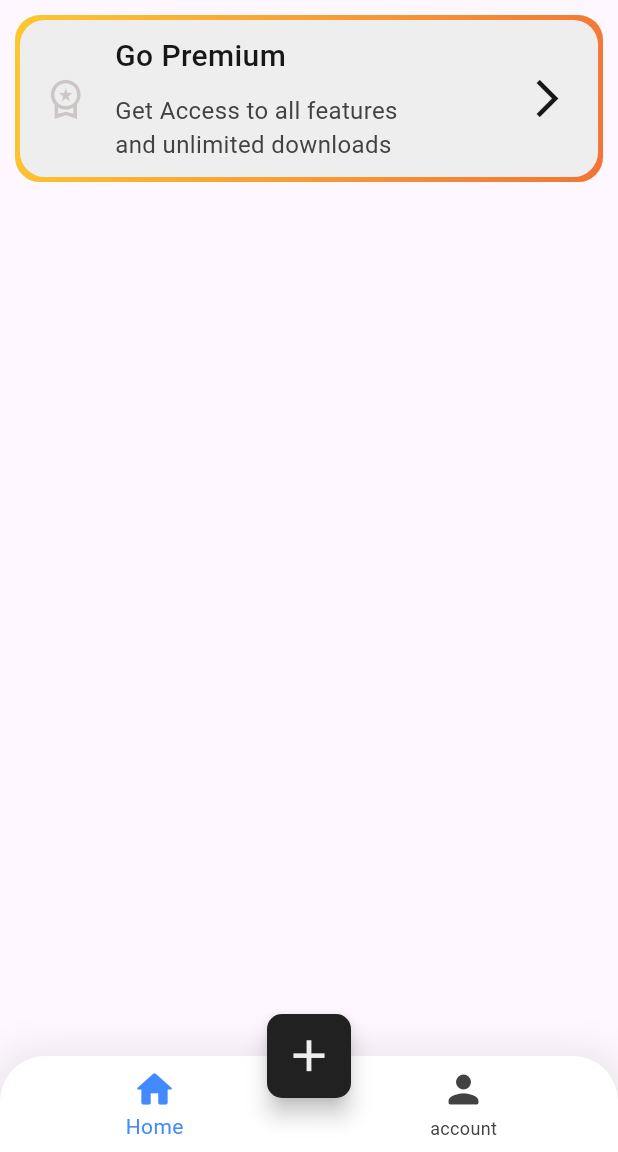
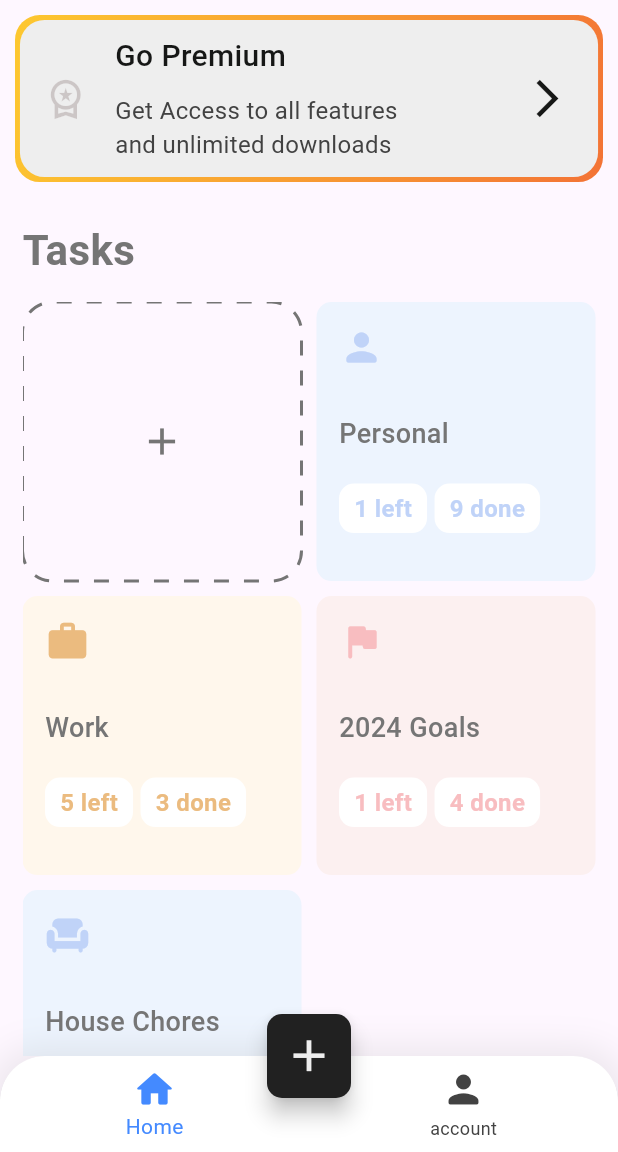
Before and after one commit to fatima-ali97/task-management-system, a Flutter app: the screen it shows after launch, on a phone screen of 412 x 824 dp, the part 84-1236 px from its top. Run offline on Flutter 3.47's test engine with Material 3 defaults, Android fonts, the phone set to English and light mode, and no system bars; drawn by our look-alikes of dotted_border.

Commit message:
body updated

```diff
--- /dev/null
+++ b/lib/models/Task_model.dart
@@ -0,0 +1,73 @@
+import 'package:flutter/material.dart';
+import 'package:task_management_system/widgets/constant.dart';
+
+class Task {
+  IconData? icon;
+  String? title;
+  Color? bgColor;
+  Color? iconColor;
+  Color? btnColor;
+
+  num? left;
+  num? done;
+
+  bool isLast;
+  Task(
+      {this.icon,
+      this.title,
+      this.bgColor,
+      this.iconColor,
+      this.btnColor,
+      this.left,
+      this.done,
+      this.isLast = false});
+  static List<Task> generateTasks() {
+    return [
+      Task(
+          icon: Icons.person_rounded,
+          title: 'Personal',
+          bgColor: KBlueLight,
+          iconColor: KBlueDark,
+          btnColor: KBlue,
+          left: 3,
+          done: 7,
+          isLast: true),
+      Task(
+          icon: Icons.person_rounded,
+          title: 'Personal',
+          bgColor: KBlueLight,
+          iconColor: KBlueDark,
+          btnColor: KBlue,
+          left: 1,
+          done: 9,
+          isLast: false),
+      Task(
+          icon: Icons.work,
+          title: 'Work',
+          bgColor: KYellowLight,
+          iconColor: KYellowDark,
+          btnColor: KYellow,
+          left: 5,
+          done: 3,
+          isLast: false),
+      Task(
+          icon: Icons.flag_rounded,
+          title: '2024 Goals',
+          bgColor: KRedLight,
+          iconColor: KRedDark,
+          btnColor: KRed,
+          left: 1,
+          done: 4,
+          isLast: false),
+      Task(
+          icon: Icons.chair_rounded,
+          title: 'House Chores',
+          bgColor: KBlueLight,
+          iconColor: KBlueDark,
+          btnColor: KBlue,
+          left: 8,
+          done: 2,
+          isLast: false)
+    ];
+  }
+}
--- a/lib/screens/home_page.dart
+++ b/lib/screens/home_page.dart
@@ -2,6 +2,7 @@
 import 'package:task_management_system/screens/profile_page.dart';
 import 'package:task_management_system/widgets/constant.dart';
 import 'package:task_management_system/widgets/premium.dart';
+import 'package:task_management_system/widgets/tasks.dart';
 
 class Home extends StatefulWidget {
   const Home({
@@ -135,13 +136,24 @@
 
   @override
   Widget build(BuildContext context) {
-    return const Column(
+    return Column(
       crossAxisAlignment: CrossAxisAlignment.start,
       children: [
-        Padding(
+        const Padding(
           padding: EdgeInsets.all(10.0),
           child: GoPremium(),
         ),
+        Container(
+          padding: const EdgeInsets.all(15),
+          child: Text(
+            'Tasks',
+            style: TextStyle(
+                fontSize: 28,
+                color: Colors.grey.shade600,
+                fontWeight: FontWeight.bold),
+          ),
+        ),
+        Expanded(child: Tasks())
       ],
     );
   }
--- /dev/null
+++ b/lib/widgets/tasks.dart
@@ -0,0 +1,106 @@
+import 'package:dotted_border/dotted_border.dart';
+import 'package:flutter/material.dart';
+import 'package:task_management_system/models/Task_model.dart';
+import 'package:task_management_system/widgets/constant.dart';
+
+class Tasks extends StatelessWidget {
+  final taskList = Task.generateTasks();
+
+  Tasks({super.key});
+
+  @override
+  Widget build(BuildContext context) {
+    return Container(
+        padding: const EdgeInsets.symmetric(horizontal: 15),
+        child: GridView.builder(
+          gridDelegate: const SliverGridDelegateWithFixedCrossAxisCount(
+              crossAxisCount: 2, mainAxisSpacing: 10, crossAxisSpacing: 10),
+          itemBuilder: (context, index) => taskList[index].isLast
+              ? _buildAddTask()
+              : _buildTask(context, taskList[index]),
+          itemCount: taskList.length,
+        ));
+  }
+}
+
+Widget _buildAddTask() {
+  return DottedBorder(
+    borderType: BorderType.RRect,
+    radius: const Radius.circular(20),
+    color: Colors.grey.shade600,
+    strokeWidth: 2,
+    dashPattern: const [10, 10],
+    child: Center(
+      child: Icon(
+        Icons.add,
+        size: 30,
+        color: Colors.grey.shade600,
+      ),
+    ),
+  );
+}
+
+Widget _buildTask(BuildContext context, Task taskList) {
+  return GestureDetector(
+    onTap: () {
+      Navigator.push(
+        context,
+        MaterialPageRoute(
+          builder: (context) => Container(), //DetailPage(taskList)
+        ),
+      );
+    },
+    child: Container(
+      padding: EdgeInsets.all(15),
+      decoration: BoxDecoration(
+          color: taskList.bgColor, borderRadius: BorderRadius.circular(10)),
+      child: Column(
+        crossAxisAlignment: CrossAxisAlignment.start,
+        children: [
+          Icon(
+            taskList.icon,
+            color: taskList.iconColor,
+            size: 30,
+          ),
+          const SizedBox(
+            height: 30,
+          ),
+          Text(
+            taskList.title.toString(),
+            style: TextStyle(
+                color: Colors.grey[600],
+                fontSize: 18,
+                fontWeight: FontWeight.w500),
+          ),
+          const SizedBox(
+            height: 20,
+          ),
+          Row(
+            children: [
+              _buildTaskStatus(
+                  KWhite, taskList.iconColor!, '${taskList.left} left'),
+              const SizedBox(
+                width: 5,
+              ),
+              _buildTaskStatus(
+                  KWhite, taskList.iconColor!, '${taskList.done} done'),
+            ],
+          )
+        ],
+      ),
+    ),
+  );
+}
+
+Widget _buildTaskStatus(Color bgColor, Color txtColor, String txt) {
+  return Container(
+    padding: const EdgeInsets.symmetric(horizontal: 10, vertical: 5),
+    decoration:
+        BoxDecoration(color: bgColor, borderRadius: BorderRadius.circular(10)),
+    child: Text(
+      txt,
+      style:
+          TextStyle(color: txtColor, fontSize: 16, fontWeight: FontWeight.w600),
+    ),
+  );
+}
--- a/pubspec.yaml
+++ b/pubspec.yaml
@@ -34,6 +34,8 @@
   # The following adds the Cupertino Icons font to your application.
   # Use with the CupertinoIcons class for iOS style icons.
   cupertino_icons: ^1.0.6
+  dotted_border: ^2.0.0+3
+  table_calendar: ^3.0.9
 
 dev_dependencies:
   flutter_test:
```
Also changed, not shown: pubspec.lock.
